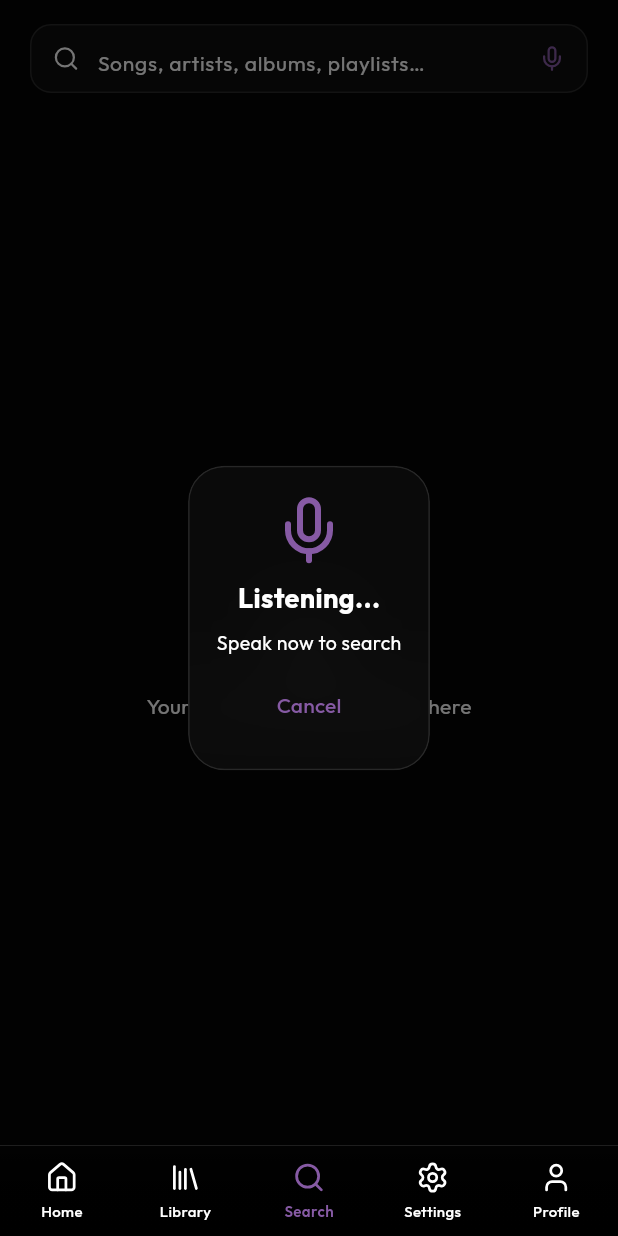
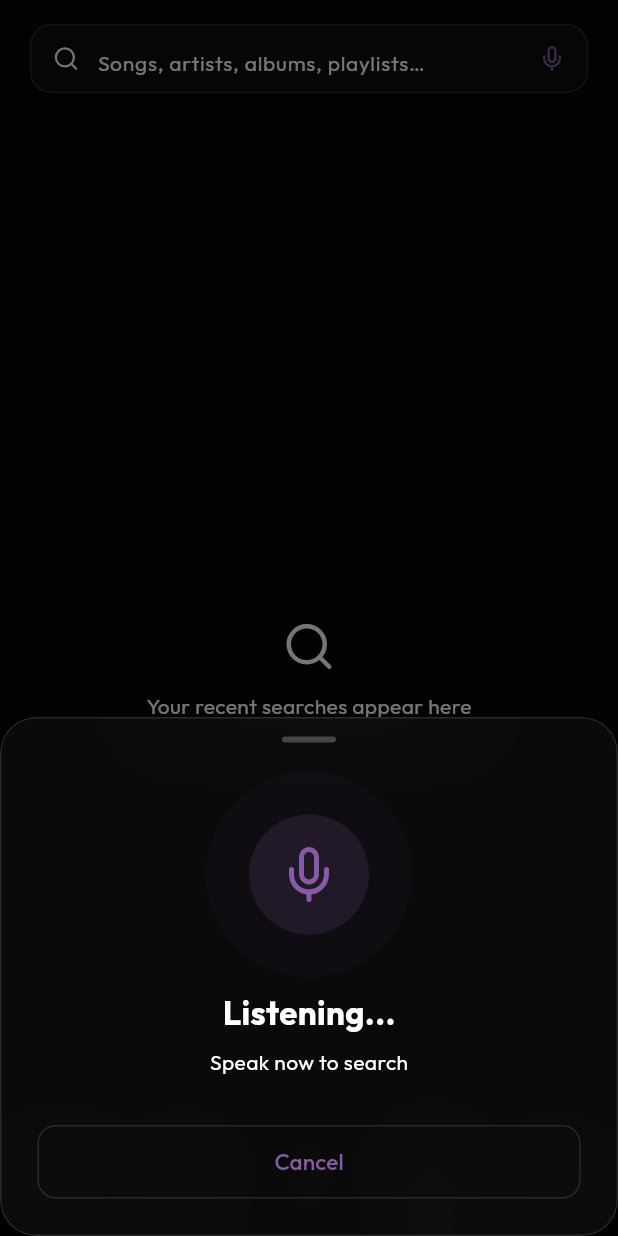
Before and after one commit to its-ashutosh-pathak/Pulse, a Flutter app: the SearchScreen screen opened by its route, after a tap on an icon or button, on a phone screen of 412 x 824 dp. Run offline on Flutter 3.47's test engine with Material 3 defaults, Android fonts, the phone set to English and light mode, and no system bars; our stand-ins replace audio_service, cached_network_image, cloud_firestore, connectivity_plus, dio, firebase_analytics and 17 more; missing offline and left inert: flutter_web_auth_2, pkce, youtube_explode_dart; accounts and stored records are empty; generated files the repository leaves out were written again; network calls fail; statements that could not run were skipped.

Commit message:
feat(ui): voice search bottom sheet with pulsing animation
- Replaced full-screen card overlay with a full-size bottom sheet
- Added pulsing ripple animation around the mic icon
- Used useRootNavigator: true to layer above the mini-player and navbar
- Added 3-second pauseFor to automatically close on silence

```diff
--- a/lib/screens/search/search_screen.dart
+++ b/lib/screens/search/search_screen.dart
@@ -12,8 +12,9 @@ import '../../widgets/skeleton_loader.dart';
 import '../../widgets/song_tile.dart';
 import '../../widgets/song_action_sheet.dart';
 import '../../widgets/glass_container.dart';
+
+import 'package:permission_handler/permission_handler.dart';
 import 'package:speech_to_text/speech_to_text.dart';
-import 'package:permission_handler/permission_handler.dart';
 
 /// Search screen — port of Search.jsx.
 /// Debounced search with autocomplete, top result card, songs/artists/albums/playlists.
@@ -32,6 +33,7 @@ class _SearchScreenState extends ConsumerState<SearchScreen> {
   final _focusNode = FocusNode();
   final _speechToText = SpeechToText();
   bool _isListening = false;
+  BuildContext? _listeningSheetContext;
 
   @override
   void initState() {
@@ -99,10 +101,18 @@ class _SearchScreenState extends ConsumerState<SearchScreen> {
     }
   }
 
+  void _dismissListeningSheet() {
+    _speechToText.stop();
+    if (mounted) setState(() => _isListening = false);
+    if (_listeningSheetContext != null) {
+      Navigator.of(_listeningSheetContext!).pop();
+      _listeningSheetContext = null;
+    }
+  }
+
   Future<void> _toggleVoiceSearch() async {
     if (_isListening) {
-      _speechToText.stop();
-      setState(() => _isListening = false);
+      _dismissListeningSheet();
       return;
     }
 
@@ -123,28 +133,12 @@ class _SearchScreenState extends ConsumerState<SearchScreen> {
 
     final available = await _speechToText.initialize(
       onStatus: (status) {
-        // Auto-dismiss overlay when speech engine stops naturally
         if (status == 'done' || status == 'notListening') {
-          if (mounted) setState(() => _isListening = false);
+          _dismissListeningSheet();
         }
       },
     );
-    if (available) {
-      setState(() => _isListening = true);
-      _speechToText.listen(
-        onResult: (result) {
-          _controller.text = result.recognizedWords;
-          _controller.selection = TextSelection.fromPosition(
-            TextPosition(offset: _controller.text.length),
-          );
-          ref.read(searchProvider.notifier).onQueryChanged(result.recognizedWords);
-          // Auto-dismiss overlay on final result
-          if (result.finalResult && mounted) {
-            setState(() => _isListening = false);
-          }
-        },
-      );
-    } else {
+    if (!available) {
       if (mounted) {
         ScaffoldMessenger.of(context).showSnackBar(
           SnackBar(
@@ -155,7 +149,40 @@ class _SearchScreenState extends ConsumerState<SearchScreen> {
           ),
         );
       }
+      return;
     }
+
+    setState(() => _isListening = true);
+    _speechToText.listen(
+      pauseFor: const Duration(seconds: 3),
+      onResult: (result) {
+        _controller.text = result.recognizedWords;
+        _controller.selection = TextSelection.fromPosition(
+          TextPosition(offset: _controller.text.length),
+        );
+        ref.read(searchProvider.notifier).onQueryChanged(result.recognizedWords);
+        if (result.finalResult) {
+          _dismissListeningSheet();
+        }
+      },
+    );
+
+    // Show bottom sheet
+    if (!mounted) return;
+    await showModalBottomSheet(
+      context: context,
+      backgroundColor: Colors.transparent,
+      isDismissible: true,
+      isScrollControlled: true,
+      useRootNavigator: true,
+      builder: (sheetCtx) {
+        _listeningSheetContext = sheetCtx;
+        return _VoiceSearchSheet(onCancel: _dismissListeningSheet);
+      },
+    );
+    // Sheet dismissed by user swipe — stop listening too
+    if (_isListening) _dismissListeningSheet();
+    _listeningSheetContext = null;
   }
 
   @override
@@ -298,34 +325,7 @@ class _SearchScreenState extends ConsumerState<SearchScreen> {
           ],
         ),
 
-        // ── Listening Overlay ──
-        if (_isListening)
-          Positioned.fill(
-            child: Container(
-              color: Colors.black54,
-              child: Center(
-                child: GlassContainer(
-                  borderRadius: 24, blur: 24,
-                  padding: const EdgeInsets.symmetric(horizontal: 18, vertical: 18),
-                  child: Column(
-                    mainAxisSize: MainAxisSize.min,
-                    children: [
-                      Icon(LucideIcons.mic, size: 48, color: accent),
-                      const SizedBox(height: 8),
-                      const Text('Listening...', style: TextStyle(fontSize: 18, fontWeight: FontWeight.bold)),
-                      const SizedBox(height: 8),
-                      const Text('Speak now to search', style: TextStyle(fontSize: 13, color: AppColors.textSecondary)),
-                      const SizedBox(height: 8),
-                      TextButton(
-                        onPressed: _toggleVoiceSearch,
-                        child: const Text('Cancel'),
-                      ),
-                    ],
-                  ),
-                ),
-              ),
-            ),
-          ),
+
           ],
         ),
       ),
@@ -704,3 +704,138 @@ class _SearchScreenState extends ConsumerState<SearchScreen> {
     );
   }
 }
+
+class _VoiceSearchSheet extends StatefulWidget {
+  final VoidCallback onCancel;
+
+  const _VoiceSearchSheet({required this.onCancel});
+
+  @override
+  State<_VoiceSearchSheet> createState() => _VoiceSearchSheetState();
+}
+
+class _VoiceSearchSheetState extends State<_VoiceSearchSheet> with SingleTickerProviderStateMixin {
+  late AnimationController _controller;
+  late Animation<double> _scaleAnimation;
+  late Animation<double> _fadeAnimation;
+
+  @override
+  void initState() {
+    super.initState();
+    _controller = AnimationController(
+      vsync: this,
+      duration: const Duration(milliseconds: 1500),
+    )..repeat();
+
+    _scaleAnimation = Tween<double>(begin: 1.0, end: 1.8).animate(
+      CurvedAnimation(parent: _controller, curve: Curves.easeOut),
+    );
+
+    _fadeAnimation = Tween<double>(begin: 0.4, end: 0.0).animate(
+      CurvedAnimation(parent: _controller, curve: Curves.easeOut),
+    );
+  }
+
+  @override
+  void dispose() {
+    _controller.dispose();
+    super.dispose();
+  }
+
+  @override
+  Widget build(BuildContext context) {
+    final accent = Theme.of(context).colorScheme.primary;
+
+    return GlassContainer(
+      borderRadius: 24,
+      blur: 24,
+      padding: const EdgeInsets.fromLTRB(0, 12, 0, 0),
+      child: SafeArea(
+        top: false,
+        child: Column(
+          mainAxisSize: MainAxisSize.min,
+          children: [
+            // Handle
+            Container(
+              width: 36,
+              height: 4,
+              margin: const EdgeInsets.only(bottom: 28),
+              decoration: BoxDecoration(
+                color: Colors.white24,
+                borderRadius: BorderRadius.circular(2),
+              ),
+            ),
+            // Mic icon with pulsing animation
+            SizedBox(
+              height: 120,
+              width: 120,
+              child: Stack(
+                alignment: Alignment.center,
+                children: [
+                  // Pulsing ripple
+                  AnimatedBuilder(
+                    animation: _controller,
+                    builder: (context, child) {
+                      return Transform.scale(
+                        scale: _scaleAnimation.value,
+                        child: Opacity(
+                          opacity: _fadeAnimation.value,
+                          child: Container(
+                            width: 80,
+                            height: 80,
+                            decoration: BoxDecoration(
+                              shape: BoxShape.circle,
+                              color: accent,
+                            ),
+                          ),
+                        ),
+                      );
+                    },
+                  ),
+                  // Static inner mic icon
+                  Container(
+                    width: 80,
+                    height: 80,
+                    decoration: BoxDecoration(
+                      color: accent.withValues(alpha: 0.15),
+                      shape: BoxShape.circle,
+                    ),
+                    child: Icon(LucideIcons.mic, size: 40, color: accent),
+                  ),
+                ],
+              ),
+            ),
+            const SizedBox(height: 16),
+            const Text(
+              'Listening...',
+              style: TextStyle(fontSize: 22, fontWeight: FontWeight.bold),
+            ),
+            const SizedBox(height: 8),
+            const Text(
+              'Speak now to search',
+              style: TextStyle(fontSize: 14, color: AppColors.textSecondary),
+            ),
+            const SizedBox(height: 32),
+            Padding(
+              padding: const EdgeInsets.fromLTRB(24, 0, 24, 24),
+              child: SizedBox(
+                width: double.infinity,
+                child: TextButton(
+                  style: TextButton.styleFrom(
+                    padding: const EdgeInsets.symmetric(vertical: 14),
+                    shape: RoundedRectangleBorder(
+                      borderRadius: BorderRadius.circular(12),
+                      side: BorderSide(color: Colors.white.withValues(alpha: 0.12)),
+                    ),
+                  ),
+                  onPressed: widget.onCancel,
+                  child: const Text('Cancel', style: TextStyle(fontSize: 15)),
+                ),
+              ),
+            ),
+          ],
+        ),
+      ),
+    );
+  }
+}
```
